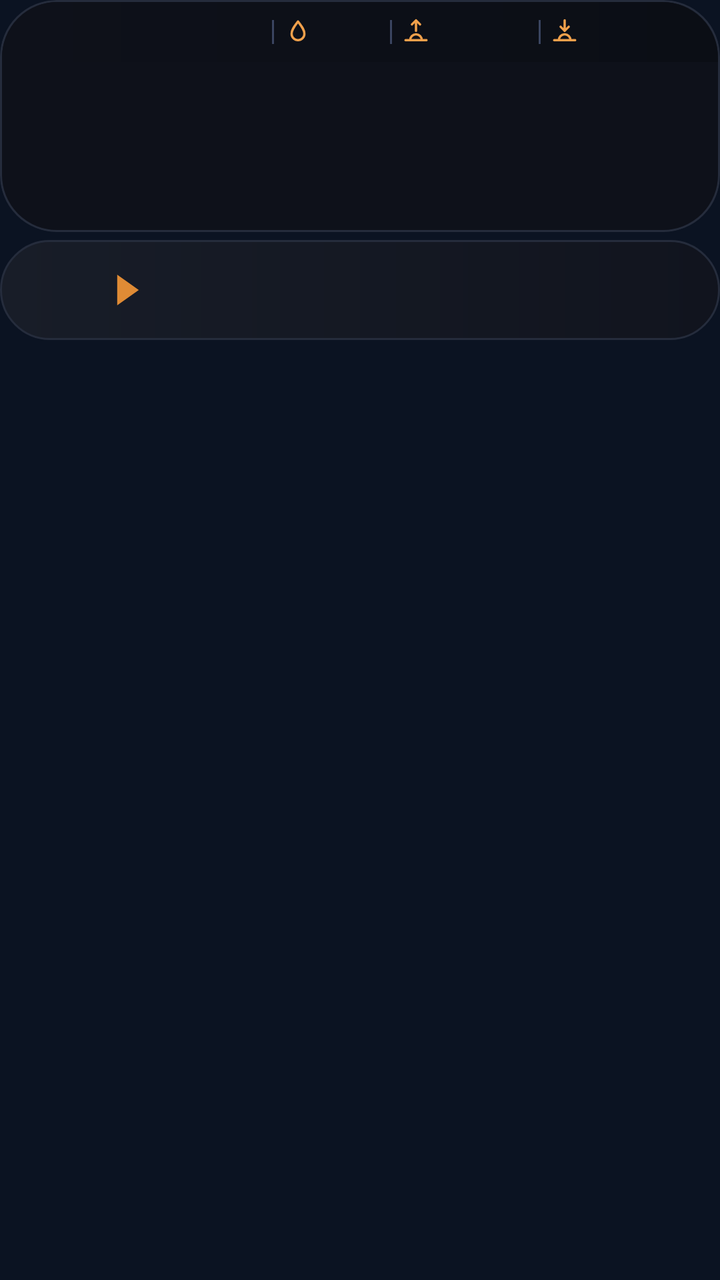
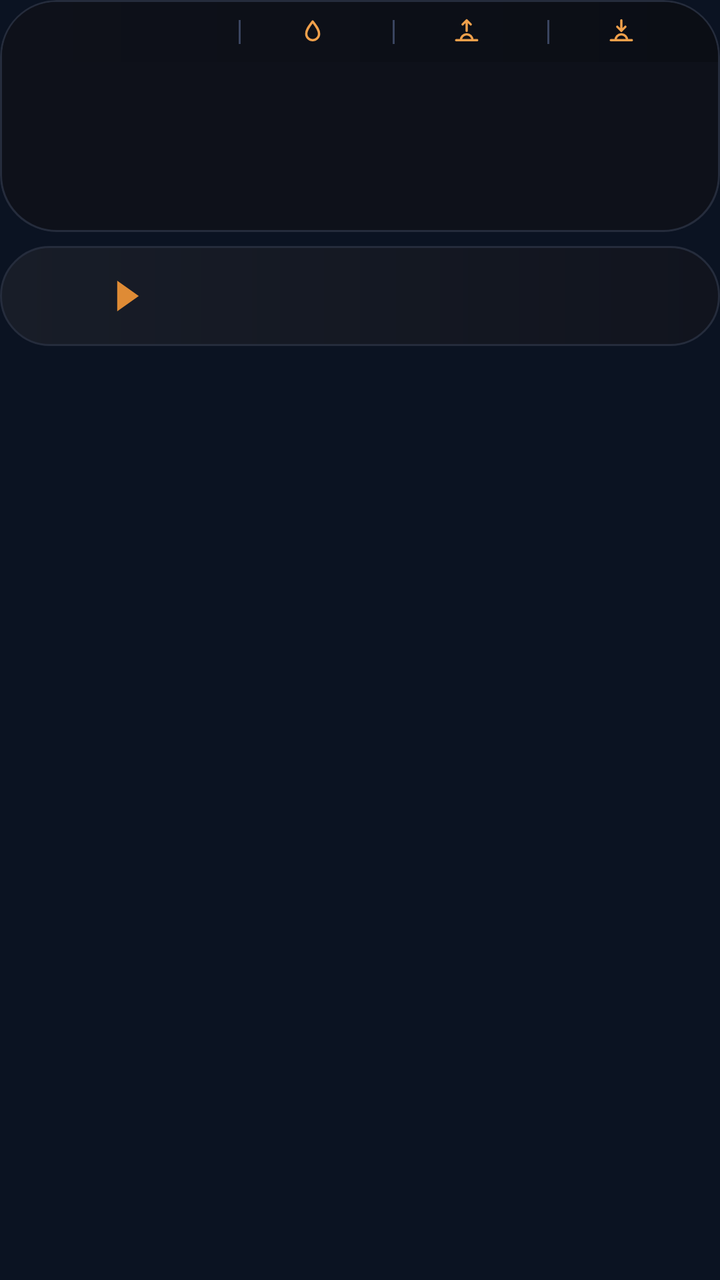

Before-and-after screenshots of an Android layout around one commit, followed by the original layout XML and the change that was made.
<!-- AndroidManifest.xml: application theme AppTheme -->
<!-- res/layout/widget_k1.xml -->
<?xml version="1.0" encoding="utf-8"?>
<FrameLayout xmlns:android="http://schemas.android.com/apk/res/android"
    android:id="@+id/root"
    android:layout_width="match_parent"
    android:layout_height="match_parent"
    android:padding="0dp">

    <LinearLayout
        android:layout_width="match_parent"
        android:layout_height="wrap_content"
        android:orientation="vertical">
        <LinearLayout
            android:layout_width="match_parent"
            android:layout_height="wrap_content"
            android:background="@drawable/cur_clocks"
            android:clipToOutline="true"
            android:orientation="vertical"
            android:padding="1dp">
        <LinearLayout
            android:layout_width="match_parent"
            android:layout_height="30dp"
            android:orientation="horizontal"
            android:gravity="center"
            android:background="@drawable/cur_header_top"
            android:paddingStart="14dp"
            android:paddingEnd="20dp">
            <ImageView
                android:id="@+id/hdr_feels"
                android:layout_width="0dp"
                android:layout_height="18dp"
                android:layout_weight="15"
                android:scaleType="fitCenter" />
            <ImageView
                android:id="@+id/sep0"
                android:layout_width="1dp"
                android:layout_height="12dp"
                android:src="@drawable/cur_sep"
                android:layout_marginStart="5dp"
                android:layout_marginEnd="5dp"
                android:scaleType="fitXY" />
            <ImageView
                android:id="@+id/ic0"
                android:layout_width="14dp"
                android:layout_height="14dp"
                android:src="@drawable/ic_drop"
                android:scaleType="fitCenter" />
            <ImageView
                android:id="@+id/hdr_hum"
                android:layout_width="0dp"
                android:layout_height="18dp"
                android:layout_weight="4"
                android:layout_marginStart="3dp"
                android:scaleType="fitStart" />
            <ImageView
                android:id="@+id/sep1"
                android:layout_width="1dp"
                android:layout_height="12dp"
                android:src="@drawable/cur_sep"
                android:layout_marginStart="5dp"
                android:layout_marginEnd="5dp"
                android:scaleType="fitXY" />
            <ImageView
                android:id="@+id/ic1"
                android:layout_width="14dp"
                android:layout_height="14dp"
                android:src="@drawable/ic_sunrise"
                android:scaleType="fitCenter" />
            <ImageView
                android:id="@+id/hdr_rise"
                android:layout_width="0dp"
                android:layout_height="18dp"
                android:layout_weight="6"
                android:layout_marginStart="3dp"
                android:scaleType="fitStart" />
            <ImageView
                android:id="@+id/sep2"
                android:layout_width="1dp"
                android:layout_height="12dp"
                android:src="@drawable/cur_sep"
                android:layout_marginStart="5dp"
                android:layout_marginEnd="5dp"
                android:scaleType="fitXY" />
            <ImageView
                android:id="@+id/ic2"
                android:layout_width="14dp"
                android:layout_height="14dp"
                android:src="@drawable/ic_sunset"
                android:scaleType="fitCenter" />
            <ImageView
                android:id="@+id/hdr_set"
                android:layout_width="0dp"
                android:layout_height="18dp"
                android:layout_weight="6"
                android:layout_marginStart="3dp"
                android:scaleType="fitStart" />
        </LinearLayout>
        <LinearLayout
            android:layout_width="match_parent"
            android:layout_height="84dp"
            android:orientation="horizontal"
            android:padding="0dp">
            <FrameLayout
                android:layout_width="0dp"
                android:layout_height="match_parent"
                android:layout_weight="1">
                <ImageView
                    android:id="@+id/clk_bg_0"
                    android:layout_width="match_parent"
                    android:layout_height="match_parent"
                    android:scaleType="fitXY" />
                <LinearLayout
                    android:layout_width="match_parent"
                    android:layout_height="match_parent"
                    android:orientation="vertical"
                    android:gravity="center"
                    android:paddingBottom="7dp"
                android:paddingStart="2dp"
                    android:paddingEnd="2dp">
                    <ImageView
                        android:id="@+id/clk_day_0"
                        android:layout_width="match_parent"
                        android:layout_height="16dp"
                        android:scaleType="fitCenter" />
                    <ImageView
                        android:id="@+id/clk_time_0"
                        android:layout_width="match_parent"
                        android:layout_height="30dp"
                        android:scaleType="fitCenter" />
                    <ImageView
                        android:id="@+id/clk_city_0"
                        android:layout_width="match_parent"
                        android:layout_height="17dp"
                        android:scaleType="fitCenter" />
                </LinearLayout>
            </FrameLayout>
            <FrameLayout
                android:layout_width="0dp"
                android:layout_height="match_parent"
                android:layout_weight="1">
                <ImageView
                    android:id="@+id/clk_bg_1"
                    android:layout_width="match_parent"
                    android:layout_height="match_parent"
                    android:scaleType="fitXY" />
                <LinearLayout
                    android:layout_width="match_parent"
                    android:layout_height="match_parent"
                    android:orientation="vertical"
                    android:gravity="center"
                    android:paddingBottom="7dp"
                android:paddingStart="2dp"
                    android:paddingEnd="2dp">
                    <ImageView
                        android:id="@+id/clk_day_1"
                        android:layout_width="match_parent"
                        android:layout_height="16dp"
                        android:scaleType="fitCenter" />
                    <ImageView
                        android:id="@+id/clk_time_1"
                        android:layout_width="match_parent"
                        android:layout_height="30dp"
                        android:scaleType="fitCenter" />
                    <ImageView
                        android:id="@+id/clk_city_1"
                        android:layout_width="match_parent"
                        android:layout_height="17dp"
                        android:scaleType="fitCenter" />
                </LinearLayout>
            </FrameLayout>
            <FrameLayout
                android:layout_width="0dp"
                android:layout_height="match_parent"
                android:layout_weight="1">
                <ImageView
                    android:id="@+id/clk_bg_2"
                    android:layout_width="match_parent"
                    android:layout_height="match_parent"
                    android:scaleType="fitXY" />
                <LinearLayout
                    android:layout_width="match_parent"
                    android:layout_height="match_parent"
                    android:orientation="vertical"
                    android:gravity="center"
                    android:paddingBottom="7dp"
                android:paddingStart="2dp"
                    android:paddingEnd="2dp">
                    <ImageView
                        android:id="@+id/clk_day_2"
                        android:layout_width="match_parent"
                        android:layout_height="16dp"
                        android:scaleType="fitCenter" />
                    <ImageView
                        android:id="@+id/clk_time_2"
                        android:layout_width="match_parent"
                        android:layout_height="30dp"
                        android:scaleType="fitCenter" />
                    <ImageView
                        android:id="@+id/clk_city_2"
                        android:layout_width="match_parent"
                        android:layout_height="17dp"
                        android:scaleType="fitCenter" />
                </LinearLayout>
            </FrameLayout>
            <FrameLayout
                android:layout_width="0dp"
                android:layout_height="match_parent"
                android:layout_weight="1">
                <ImageView
                    android:id="@+id/clk_bg_3"
                    android:layout_width="match_parent"
                    android:layout_height="match_parent"
                    android:scaleType="fitXY" />
                <LinearLayout
                    android:layout_width="match_parent"
                    android:layout_height="match_parent"
                    android:orientation="vertical"
                    android:gravity="center"
                    android:paddingBottom="7dp"
                android:paddingStart="2dp"
                    android:paddingEnd="2dp">
                    <ImageView
                        android:id="@+id/clk_day_3"
                        android:layout_width="match_parent"
                        android:layout_height="16dp"
                        android:scaleType="fitCenter" />
                    <ImageView
                        android:id="@+id/clk_time_3"
                        android:layout_width="match_parent"
                        android:layout_height="30dp"
                        android:scaleType="fitCenter" />
                    <ImageView
                        android:id="@+id/clk_city_3"
                        android:layout_width="match_parent"
                        android:layout_height="17dp"
                        android:scaleType="fitCenter" />
                </LinearLayout>
            </FrameLayout>
        </LinearLayout>
        </LinearLayout>
        <LinearLayout
            android:layout_width="match_parent"
            android:layout_height="50dp"
            android:orientation="horizontal"
            android:gravity="center_vertical"
            android:layout_marginTop="4dp"
            android:background="@drawable/cur_row_light"
            android:paddingStart="14dp"
            android:paddingEnd="22dp">
            <LinearLayout
                android:layout_width="wrap_content"
                android:layout_height="wrap_content"
                android:orientation="horizontal"
                android:gravity="center_vertical">
                <ImageView
                    android:id="@+id/fl_a_0"
                    android:layout_width="30dp"
                    android:layout_height="30dp"
                    android:scaleType="fitCenter" />
                <ImageView
                    android:id="@+id/code_a_0"
                    android:layout_width="wrap_content"
                    android:layout_height="22dp"
                    android:adjustViewBounds="true"
                    android:layout_marginStart="6dp"
                    android:scaleType="fitStart" />
                <ImageView
                    android:id="@+id/arrow_0"
                    android:layout_width="12dp"
                    android:layout_height="16dp"
                    android:src="@drawable/cur_arrow"
                    android:layout_marginStart="8dp"
                    android:layout_marginEnd="10dp"
                    android:scaleType="fitCenter" />
                <ImageView
                    android:id="@+id/fl_b_0"
                    android:layout_width="30dp"
                    android:layout_height="30dp"
                    android:scaleType="fitCenter" />
                <ImageView
                    android:id="@+id/code_b_0"
                    android:layout_width="wrap_content"
                    android:layout_height="22dp"
                    android:adjustViewBounds="true"
                    android:layout_marginStart="6dp"
                    android:scaleType="fitStart" />
            </LinearLayout>
            <FrameLayout
                android:layout_width="0dp"
                android:layout_height="1dp"
                android:layout_weight="1" />
            <LinearLayout
                android:layout_width="116dp"
                android:layout_height="wrap_content"
                android:orientation="vertical"
                android:layout_marginStart="6dp">
                <LinearLayout
                    android:layout_width="match_parent"
                    android:layout_height="wrap_content"
                    android:orientation="horizontal"
                    android:gravity="center_vertical">
                    <ImageView
                        android:id="@+id/mkt_lbl_0"
                        android:layout_width="48dp"
                        android:layout_height="18dp"
                        android:scaleType="fitStart" />
                    <ImageView
                        android:id="@+id/mkt_val_0"
                        android:layout_width="0dp"
                        android:layout_height="20dp"
                        android:layout_weight="1"
                        android:scaleType="fitEnd" />
                </LinearLayout>
                <LinearLayout
                    android:layout_width="match_parent"
                    android:layout_height="wrap_content"
                    android:orientation="horizontal"
                    android:gravity="center_vertical"
                    android:layout_marginTop="2dp">
                    <ImageView
                        android:id="@+id/visa_logo_0"
                        android:layout_width="48dp"
                        android:layout_height="20dp"
                        android:scaleType="fitStart" />
                    <ImageView
                        android:id="@+id/visa_val_0"
                        android:layout_width="0dp"
                        android:layout_height="17dp"
                        android:layout_weight="1"
                        android:scaleType="fitEnd" />
                </LinearLayout>
            </LinearLayout>
        </LinearLayout>
    </LinearLayout>
</FrameLayout>
<!-- resources referenced by this layout -->
<resources>
  <!-- drawable cur_arrow (drawable) -->
  <?xml version="1.0" encoding="utf-8"?>
  <vector xmlns:android="http://schemas.android.com/apk/res/android" android:width="20dp" android:height="26dp" android:viewportWidth="20" android:viewportHeight="26">
      <path android:fillColor="#FFDF8B35" android:pathData="M1,0L1,26L19,13Z" />
  </vector>
  <!-- drawable cur_clocks (drawable) -->
  <?xml version="1.0" encoding="utf-8"?>
  <shape xmlns:android="http://schemas.android.com/apk/res/android" android:shape="rectangle">
      <gradient android:angle="0" android:startColor="#FF0E111A" android:endColor="#FF0E111A" />
      <stroke android:width="1dp" android:color="#FF252C3C" />
      <corners android:radius="@dimen/widget_radius" />
  </shape>
  <!-- drawable cur_header_top (drawable) -->
  <?xml version="1.0" encoding="utf-8"?>
  <shape xmlns:android="http://schemas.android.com/apk/res/android" android:shape="rectangle">
      <gradient android:angle="0" android:startColor="#FF0E111A" android:endColor="#FF0B0E15" />
      <corners android:topLeftRadius="@dimen/widget_radius" android:topRightRadius="@dimen/widget_radius" />
  </shape>
  <!-- drawable cur_row_light (drawable) -->
  <?xml version="1.0" encoding="utf-8"?>
  <shape xmlns:android="http://schemas.android.com/apk/res/android" android:shape="rectangle">
      <gradient android:angle="0" android:startColor="#FF181D28" android:endColor="#FF11141E" />
      <stroke android:width="1dp" android:color="#FF252C3C" />
      <corners android:radius="@dimen/widget_radius" />
  </shape>
  <!-- drawable cur_sep (drawable) -->
  <?xml version="1.0" encoding="utf-8"?>
  <shape xmlns:android="http://schemas.android.com/apk/res/android" android:shape="rectangle"><solid android:color="#FF3A4560" /></shape>
  <!-- drawable ic_drop (drawable) -->
  <?xml version="1.0" encoding="utf-8"?>
  <vector xmlns:android="http://schemas.android.com/apk/res/android" android:width="24dp" android:height="24dp" android:viewportWidth="24" android:viewportHeight="24">
      <path android:strokeColor="#FFF0A04B" android:strokeWidth="2" android:strokeLineJoin="round" android:fillColor="#00000000"
          android:pathData="M12,3C15,7 17.5,10 17.5,13.5A5.5,5.5 0,0 1,6.5 13.5C6.5,10 9,7 12,3Z" />
  </vector>
  <!-- drawable ic_sunrise (drawable) -->
  <?xml version="1.0" encoding="utf-8"?>
  <vector xmlns:android="http://schemas.android.com/apk/res/android" android:width="24dp" android:height="24dp" android:viewportWidth="24" android:viewportHeight="24">
      <path android:strokeColor="#FFF0A04B" android:strokeWidth="2" android:strokeLineCap="round" android:strokeLineJoin="round" android:fillColor="#00000000"
          android:pathData="M3,19L21,19M7,19A5,5 0,0 1,17 19M12,2L12,11M8.5,5.5L12,2L15.5,5.5" />
  </vector>
  <!-- drawable ic_sunset (drawable) -->
  <?xml version="1.0" encoding="utf-8"?>
  <vector xmlns:android="http://schemas.android.com/apk/res/android" android:width="24dp" android:height="24dp" android:viewportWidth="24" android:viewportHeight="24">
      <path android:strokeColor="#FFF0A04B" android:strokeWidth="2" android:strokeLineCap="round" android:strokeLineJoin="round" android:fillColor="#00000000"
          android:pathData="M3,19L21,19M7,19A5,5 0,0 1,17 19M12,2L12,11M8.5,7.5L12,11L15.5,7.5" />
  </vector>
  <style name="AppTheme" parent="@android:style/Theme.DeviceDefault.NoActionBar">
          <item name="android:colorAccent">#DF8B35</item>
          <item name="android:colorControlActivated">#DF8B35</item>
          <item name="android:windowBackground">#0B1322</item>
          <item name="android:statusBarColor">#0E111A</item>
          <item name="android:navigationBarColor">#0B1322</item>
          <item name="android:textColorHint">#718096</item>
      </style>
  <dimen name="widget_radius">28dp</dimen>
</resources>

<!-- the commit's change to res/layout/widget_k1.xml (unified diff, before → after) -->
@@ -22,77 +22,99 @@
             android:orientation="horizontal"
             android:gravity="center"
             android:background="@drawable/cur_header_top"
-            android:paddingStart="14dp"
-            android:paddingEnd="20dp">
-            <ImageView
-                android:id="@+id/hdr_feels"
-                android:layout_width="0dp"
-                android:layout_height="18dp"
-                android:layout_weight="15"
-                android:scaleType="fitCenter" />
+            android:paddingStart="8dp"
+            android:paddingEnd="8dp">
+            <LinearLayout
+                android:layout_width="0dp"
+                android:layout_height="match_parent"
+                android:layout_weight="1.45"
+                android:gravity="center"
+                android:orientation="horizontal">
+                <ImageView
+                    android:id="@+id/hdr_feels"
+                    android:layout_width="wrap_content"
+                    android:layout_height="18dp"
+                    android:adjustViewBounds="true"
+                    android:scaleType="fitCenter" />
+            </LinearLayout>
             <ImageView
                 android:id="@+id/sep0"
                 android:layout_width="1dp"
                 android:layout_height="12dp"
                 android:src="@drawable/cur_sep"
-                android:layout_marginStart="5dp"
-                android:layout_marginEnd="5dp"
                 android:scaleType="fitXY" />
-            <ImageView
-                android:id="@+id/ic0"
-                android:layout_width="14dp"
-                android:layout_height="14dp"
-                android:src="@drawable/ic_drop"
-                android:scaleType="fitCenter" />
-            <ImageView
-                android:id="@+id/hdr_hum"
-                android:layout_width="0dp"
-                android:layout_height="18dp"
-                android:layout_weight="4"
-                android:layout_marginStart="3dp"
-                android:scaleType="fitStart" />
+            <LinearLayout
+                android:layout_width="0dp"
+                android:layout_height="match_parent"
+                android:layout_weight="1"
+                android:gravity="center"
+                android:orientation="horizontal">
+                <ImageView
+                    android:id="@+id/ic0"
+                    android:layout_width="14dp"
+                    android:layout_height="14dp"
+                    android:src="@drawable/ic_drop"
+                    android:scaleType="fitCenter" />
+                <ImageView
+                    android:id="@+id/hdr_hum"
+                    android:layout_width="wrap_content"
+                    android:layout_height="18dp"
+                    android:adjustViewBounds="true"
+                    android:layout_marginStart="4dp"
+                    android:scaleType="fitCenter" />
+            </LinearLayout>
             <ImageView
                 android:id="@+id/sep1"
                 android:layout_width="1dp"
                 android:layout_height="12dp"
                 android:src="@drawable/cur_sep"
-                android:layout_marginStart="5dp"
-                android:layout_marginEnd="5dp"
                 android:scaleType="fitXY" />
-            <ImageView
-                android:id="@+id/ic1"
-                android:layout_width="14dp"
-                android:layout_height="14dp"
-                android:src="@drawable/ic_sunrise"
-                android:scaleType="fitCenter" />
-            <ImageView
-                android:id="@+id/hdr_rise"
-                android:layout_width="0dp"
-                android:layout_height="18dp"
-                android:layout_weight="6"
-                android:layout_marginStart="3dp"
-                android:scaleType="fitStart" />
+            <LinearLayout
+                android:layout_width="0dp"
+                android:layout_height="match_parent"
+                android:layout_weight="1"
+                android:gravity="center"
+                android:orientation="horizontal">
+                <ImageView
+                    android:id="@+id/ic1"
+                    android:layout_width="14dp"
+                    android:layout_height="14dp"
+                    android:src="@drawable/ic_sunrise"
+                    android:scaleType="fitCenter" />
+                <ImageView
+                    android:id="@+id/hdr_rise"
+                    android:layout_width="wrap_content"
+                    android:layout_height="18dp"
+                    android:adjustViewBounds="true"
+                    android:layout_marginStart="4dp"
+                    android:scaleType="fitCenter" />
+            </LinearLayout>
             <ImageView
                 android:id="@+id/sep2"
                 android:layout_width="1dp"
                 android:layout_height="12dp"
                 android:src="@drawable/cur_sep"
-                android:layout_marginStart="5dp"
-                android:layout_marginEnd="5dp"
                 android:scaleType="fitXY" />
-            <ImageView
-                android:id="@+id/ic2"
-                android:layout_width="14dp"
-                android:layout_height="14dp"
-                android:src="@drawable/ic_sunset"
-                android:scaleType="fitCenter" />
-            <ImageView
-                android:id="@+id/hdr_set"
-                android:layout_width="0dp"
-                android:layout_height="18dp"
-                android:layout_weight="6"
-                android:layout_marginStart="3dp"
-                android:scaleType="fitStart" />
+            <LinearLayout
+                android:layout_width="0dp"
+                android:layout_height="match_parent"
+                android:layout_weight="1"
+                android:gravity="center"
+                android:orientation="horizontal">
+                <ImageView
+                    android:id="@+id/ic2"
+                    android:layout_width="14dp"
+                    android:layout_height="14dp"
+                    android:src="@drawable/ic_sunset"
+                    android:scaleType="fitCenter" />
+                <ImageView
+                    android:id="@+id/hdr_set"
+                    android:layout_width="wrap_content"
+                    android:layout_height="18dp"
+                    android:adjustViewBounds="true"
+                    android:layout_marginStart="4dp"
+                    android:scaleType="fitCenter" />
+            </LinearLayout>
         </LinearLayout>
         <LinearLayout
             android:layout_width="match_parent"
@@ -103,11 +125,22 @@
                 android:layout_width="0dp"
                 android:layout_height="match_parent"
                 android:layout_weight="1">
-                <ImageView
-                    android:id="@+id/clk_bg_0"
-                    android:layout_width="match_parent"
-                    android:layout_height="match_parent"
-                    android:scaleType="fitXY" />
+                <LinearLayout
+                    android:layout_width="match_parent"
+                    android:layout_height="match_parent"
+                    android:orientation="horizontal">
+                    <ImageView
+                        android:id="@+id/clk_bg_0a"
+                        android:layout_width="28dp"
+                        android:layout_height="match_parent"
+                        android:scaleType="fitXY" />
+                    <ImageView
+                        android:id="@+id/clk_bg_0"
+                        android:layout_width="0dp"
+                        android:layout_height="match_parent"
+                        android:layout_weight="1"
+                        android:scaleType="fitXY" />
+                </LinearLayout>
                 <LinearLayout
                     android:layout_width="match_parent"
                     android:layout_height="match_parent"
@@ -205,11 +238,22 @@
                 android:layout_width="0dp"
                 android:layout_height="match_parent"
                 android:layout_weight="1">
-                <ImageView
-                    android:id="@+id/clk_bg_3"
-                    android:layout_width="match_parent"
-                    android:layout_height="match_parent"
-                    android:scaleType="fitXY" />
+                <LinearLayout
+                    android:layout_width="match_parent"
+                    android:layout_height="match_parent"
+                    android:orientation="horizontal">
+                    <ImageView
+                        android:id="@+id/clk_bg_3"
+                        android:layout_width="0dp"
+                        android:layout_height="match_parent"
+                        android:layout_weight="1"
+                        android:scaleType="fitXY" />
+                    <ImageView
+                        android:id="@+id/clk_bg_3a"
+                        android:layout_width="28dp"
+                        android:layout_height="match_parent"
+                        android:scaleType="fitXY" />
+                </LinearLayout>
                 <LinearLayout
                     android:layout_width="match_parent"
                     android:layout_height="match_parent"
@@ -242,7 +286,7 @@
             android:layout_height="50dp"
             android:orientation="horizontal"
             android:gravity="center_vertical"
-            android:layout_marginTop="4dp"
+            android:layout_marginTop="7dp"
             android:background="@drawable/cur_row_light"
             android:paddingStart="14dp"
             android:paddingEnd="22dp">
<!-- resource entries referenced after the edit -->
@@ -16,7 +16,7 @@
   <?xml version="1.0" encoding="utf-8"?>
   <shape xmlns:android="http://schemas.android.com/apk/res/android" android:shape="rectangle">
       <gradient android:angle="0" android:startColor="#FF0E111A" android:endColor="#FF0B0E15" />
-      <corners android:topLeftRadius="@dimen/widget_radius" android:topRightRadius="@dimen/widget_radius" />
+      <corners android:topLeftRadius="@dimen/widget_radius_inner" android:topRightRadius="@dimen/widget_radius_inner" />
   </shape>
   <!-- drawable cur_row_light (drawable) -->
   <?xml version="1.0" encoding="utf-8"?>
@@ -55,5 +55,6 @@
           <item name="android:textColorHint">#718096</item>
       </style>
   <dimen name="widget_radius">28dp</dimen>
+  <dimen name="widget_radius_inner">27dp</dimen>
 </resources>
 
